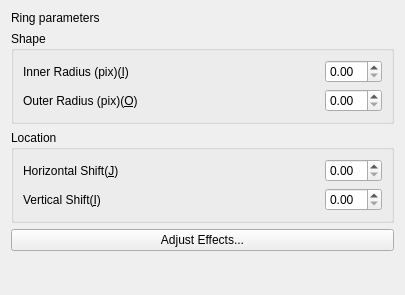
Old version of the form ui/uiWidgetMaskRing.ui in the repository ManifoldsHu/FourDExplorer.
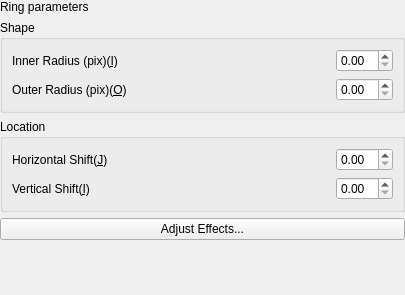
New version of the form.

The edit to the form file:
```diff
--- a/ui/uiWidgetMaskRing.ui
+++ b/ui/uiWidgetMaskRing.ui
@@ -14,6 +14,18 @@
    <string>Form</string>
   </property>
   <layout class="QVBoxLayout" name="verticalLayout_3">
+   <property name="leftMargin">
+    <number>0</number>
+   </property>
+   <property name="topMargin">
+    <number>0</number>
+   </property>
+   <property name="rightMargin">
+    <number>0</number>
+   </property>
+   <property name="bottomMargin">
+    <number>0</number>
+   </property>
    <item>
     <widget class="QLabel" name="label_ring_parameter">
      <property name="text">
```
